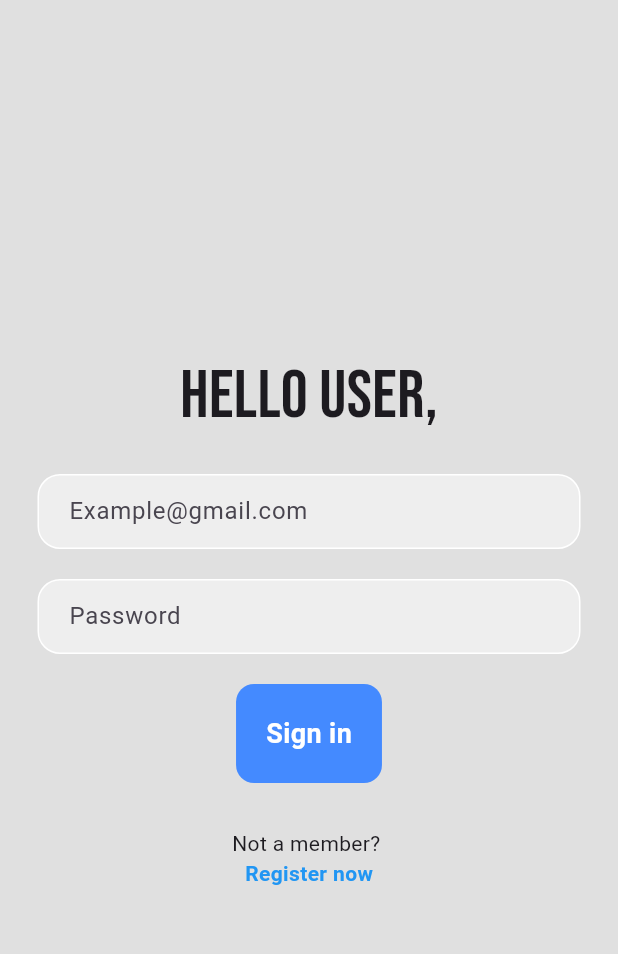
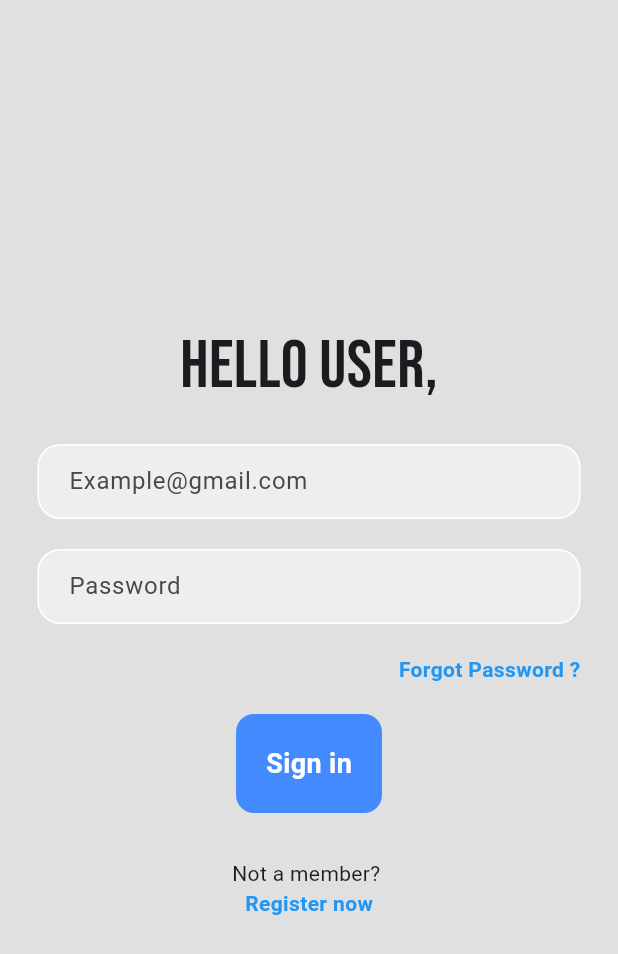
Before and after one commit to Learnathon-By-Geeky-Solutions/fifth-bracket, a Flutter app: the screen it shows after launch, on a phone screen of 412 x 824 dp. Shown: the top 954 px of the screen. Run offline on Flutter 3.47's test engine with Material 3 defaults, Android fonts, the phone set to English and light mode, and no system bars; our stand-ins replace firebase_auth, firebase_core, google_fonts; accounts and stored records are empty.

Commit message:
Added reset password

```diff
--- a/navify/lib/authentication/check_authentication.dart
+++ b/navify/lib/authentication/check_authentication.dart
@@ -1,6 +1,6 @@
 import 'package:flutter/material.dart';
-import 'package:navify/authentication/login_page.dart';
-import 'package:navify/authentication/register_page.dart';
+import 'package:navify/pages/login_page.dart';
+import 'package:navify/pages/register_page.dart';
 
 class CheckAuthentication extends StatefulWidget {
   const CheckAuthentication({super.key});
--- a/navify/lib/authentication/check_login.dart
+++ b/navify/lib/authentication/check_login.dart
@@ -1,6 +1,6 @@
 import 'package:firebase_auth/firebase_auth.dart';
 import 'package:flutter/material.dart';
-import 'package:navify/authentication/login_page.dart';
+import 'package:navify/pages/login_page.dart';
 
 import '../pages/home_page.dart';
 import 'check_authentication.dart';
--- a/navify/lib/authentication/login_page.dart
+++ b/navify/lib/pages/login_page.dart
@@ -1,6 +1,8 @@
 import 'package:firebase_auth/firebase_auth.dart';
 import 'package:flutter/material.dart';
 import 'package:google_fonts/google_fonts.dart';
+
+import 'forgot_password_page.dart';
 
 class LoginPage extends StatefulWidget {
   final VoidCallback showRegisterPage;
@@ -22,9 +24,9 @@ class _LoginPageState extends State<LoginPage> {
       password: _passwordConteroller.text.trim(),
     );
   }
+
   @override
-  void dispose()
-  {
+  void dispose() {
     _emailConteroller.dispose();
     _passwordConteroller.dispose();
     super.dispose();
@@ -93,6 +95,32 @@ class _LoginPageState extends State<LoginPage> {
                 ),
                 SizedBox(height: 20),
 
+                ///Forget Password feature
+                Padding(
+                  padding: const EdgeInsets.symmetric(horizontal: 25.0),
+                  child: Row(
+                    mainAxisAlignment: MainAxisAlignment.end,
+                    children: [
+                      GestureDetector(
+                        onTap:(){
+                          Navigator.push(context,
+                              MaterialPageRoute(builder: (context) {
+                                return ForgotPasswordPage();
+                              }));
+                          },
+                        child: Text(
+                          'Forgot Password ?',
+                          style: TextStyle(
+                            color: Colors.blue,
+                            fontWeight: FontWeight.bold,
+                          ),
+                        ),
+                      ),
+                    ],
+                  ),
+                ),
+                SizedBox(height: 20),
+
                 ///sign in button
                 Padding(
                   padding: const EdgeInsets.symmetric(horizontal: 50.0),
```
Also changed, not shown: navify/lib/pages/forgot_password_page.dart (added, +80 -0 lines), navify/lib/pages/register_page.dart (renamed from navify/lib/authentication/register_page.dart), 1 other file.
